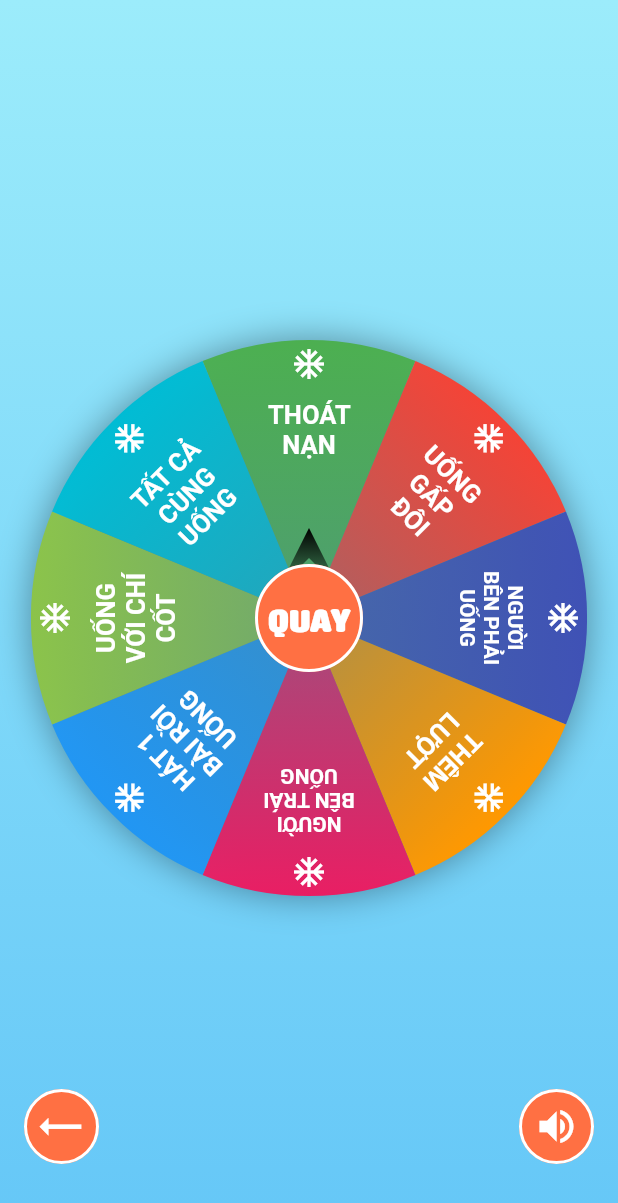
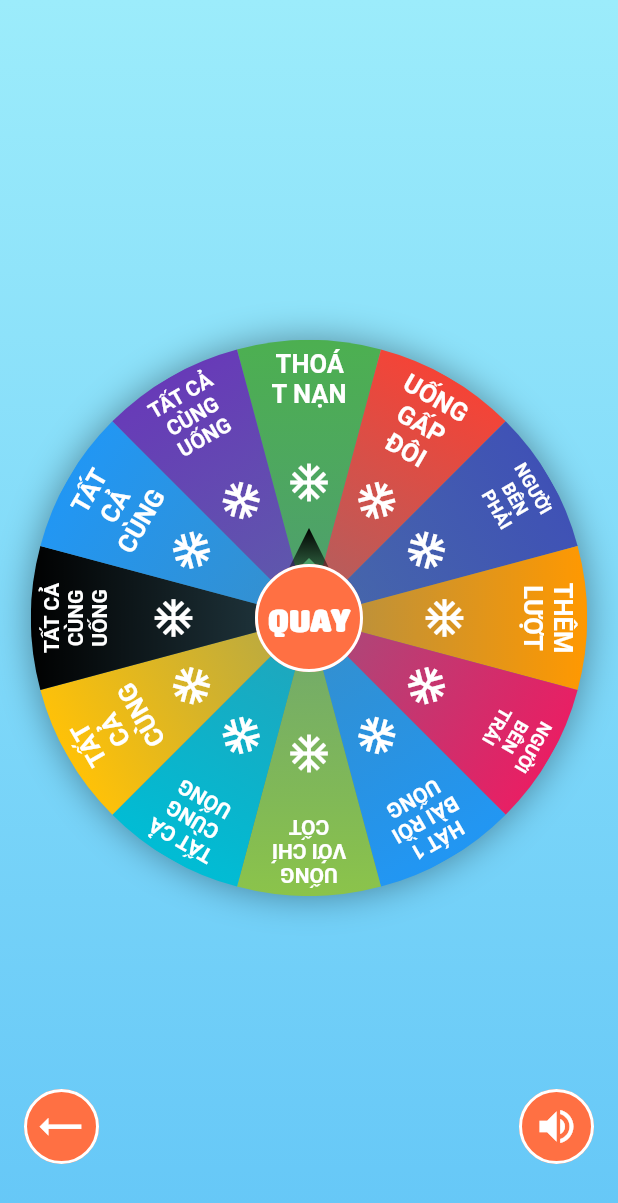
Before and after one commit to andynvt/vong_quay, a Flutter app: the screen it shows after launch, after a tap on the "play arrow" icon, on a phone screen of 412 x 824 dp. Shown: the top 1203 px of the screen. Run offline on Flutter 3.47's test engine with Material 2 defaults, Android fonts, the phone set to English and light mode, and no system bars; drawn by our look-alikes of auto_size_text; our stand-ins replace carousel_slider, flare_flutter, shared_preferences, skeleton_text; missing offline and left inert: flutter_material_color_picker; Roboto replaces fonts that are missing (UTMSwissCondensed).

Commit message:
update flex wheel

```diff
--- a/lib/config/config.dart
+++ b/lib/config/config.dart
@@ -1 +1,2 @@
 export './wheel_item_config.dart';
+export './wheel_type_enum.dart';
--- a/lib/config/wheel_item_config.dart
+++ b/lib/config/wheel_item_config.dart
@@ -13,6 +13,10 @@ class WheelItemConfig {
     ItemInfo(name: "Hát 1 bài rồi uống", color: Colors.blue, image: ""),
     ItemInfo(name: "Uống với chí cốt", color: Colors.lightGreen, image: ""),
     ItemInfo(name: "Tất cả cùng uống", color: Colors.cyan, image: ""),
+    ItemInfo(name: "Tất cả cùng ", color: Colors.amber, image: ""),
+    ItemInfo(name: "Tất cả cùng uống", color: Colors.black, image: ""),
+    ItemInfo(name: "Tất cả cùng ", color: Colors.blue, image: ""),
+    ItemInfo(name: "Tất cả cùng uống", color: Colors.deepPurple, image: ""),
   ];
 
   static final List<ItemInfo> satPhatList = [
--- /dev/null
+++ b/lib/config/wheel_type_enum.dart
@@ -0,0 +1,7 @@
+enum WheelTypeEnum {
+  GIAI_TRI,
+  SAT_PHAT,
+  SU_THAT,
+  TU_NHAP_MUC_PHAT,
+  NGUOI_DUOC_CHON,
+}
--- a/lib/model/wheel_info.dart
+++ b/lib/model/wheel_info.dart
@@ -1,6 +1,9 @@
+import 'package:vong_quay/model/item_info.dart';
+
 class WheelInfo {
   final int id;
   final String name;
+  final List<ItemInfo> items = [];
 
-  WheelInfo({this.id, this.name});
+  WheelInfo({this.id, this.name}) {}
 }
--- a/lib/module/app/app_view.dart
+++ b/lib/module/app/app_view.dart
@@ -5,6 +5,27 @@ class VongQuayApp extends StatelessWidget {
   @override
   Widget build(BuildContext context) {
     return MaterialApp(
+      theme: ThemeData(
+        cursorColor: Colors.white,
+        inputDecorationTheme: InputDecorationTheme(
+          helperStyle: const TextStyle(
+            color: Colors.white,
+            fontSize: 12,
+          ),
+          enabledBorder: OutlineInputBorder(
+            borderRadius: BorderRadius.circular(100),
+            borderSide: BorderSide(color: Colors.white),
+          ),
+          focusedBorder: OutlineInputBorder(
+            borderRadius: BorderRadius.circular(100),
+            borderSide: BorderSide(color: Colors.white),
+          ),
+          labelStyle: const TextStyle(
+            color: Colors.white,
+            fontSize: 18,
+          ),
+        ),
+      ),
       home: HomeView(),
     );
   }
--- a/lib/module/home/home_view.dart
+++ b/lib/module/home/home_view.dart
@@ -3,6 +3,7 @@ import 'package:flutter/material.dart';
 import 'package:vong_quay/config/config.dart';
 import 'package:vong_quay/model/model.dart';
 import 'package:vong_quay/module/module.dart';
+import 'package:vong_quay/service/cache/cache_service.dart';
 import 'package:vong_quay/widget/widget.dart';
 
 class HomeView extends StatefulWidget {
@@ -19,17 +20,27 @@ class _HomeViewState extends State<HomeView> {
   void _playClick() {
     switch (_index) {
       case 0:
-        Navigator.of(context).push(
-          createPage(NormalWheel(items: WheelItemConfig.giaiTriList)),
-        );
+        Navigator.of(context).push(createPage(NormalWheel(items: WheelItemConfig.giaiTriList))).then((value) {
+          setState(() {
+            _isMute = CacheService.shared().getBool('isMute');
+          });
+        });
         break;
       case 1:
-        Navigator.of(context).push(
-          createPage(NormalWheel(items: WheelItemConfig.satPhatList)),
-        );
+        Navigator.of(context).push(createPage(NormalWheel(items: WheelItemConfig.satPhatList))).then((value) {
+          setState(() {
+            _isMute = CacheService.shared().getBool('isMute');
+          });
+        });
         break;
       case 2:
       case 3:
+        Navigator.of(context).push(createPage(FlexibleWheelConfig())).then((value) {
+          setState(() {
+            _isMute = CacheService.shared().getBool('isMute');
+          });
+        });
+        break;
       case 4:
         break;
       default:
@@ -38,6 +49,7 @@ class _HomeViewState extends State<HomeView> {
   }
 
   void _soundClick() {
+    CacheService.shared().setBool('isMute', !_isMute);
     setState(() {
       _isMute = !_isMute;
     });
@@ -53,6 +65,7 @@ class _HomeViewState extends State<HomeView> {
       WheelInfo(id: 3, name: 'Tự nhập mức phạt'),
       WheelInfo(id: 4, name: 'Người được chọn'),
     ]);
+    _isMute = CacheService.shared().getBool('isMute');
     super.initState();
   }
 
@@ -78,7 +91,7 @@ class _HomeViewState extends State<HomeView> {
               fontFamily: 'SFURhythmRegular',
               textAlign: TextAlign.center,
               color: Colors.deepOrange,
-              fontSize: 40,
+              fontSize: 35,
               fontWeight: FontWeight.bold,
               strokeColor: Colors.white,
               strokeWidth: 0.8,
@@ -91,13 +104,13 @@ class _HomeViewState extends State<HomeView> {
                 fontFamily: 'SFURhythmRegular',
                 textAlign: TextAlign.center,
                 color: Colors.white,
-                fontSize: 33,
+                fontSize: 30,
                 fontWeight: FontWeight.bold,
                 strokeColor: Colors.black,
                 strokeWidth: 0.3,
               ),
             ),
-            SizedBox(height: 16),
+            SizedBox(height: 8),
             Container(
               height: 250,
               alignment: Alignment.center,
@@ -137,7 +150,7 @@ class _HomeViewState extends State<HomeView> {
                         },
                         padding: const EdgeInsets.all(0),
                         shape: RoundedRectangleBorder(
-                          borderRadius: BorderRadius.circular(15),
+                          borderRadius: BorderRadius.circular(100),
                           side: BorderSide(color: Colors.white, width: 2),
                         ),
                         color: Colors.deepOrange[400],
@@ -164,7 +177,7 @@ class _HomeViewState extends State<HomeView> {
                         },
                         padding: const EdgeInsets.all(0),
                         shape: RoundedRectangleBorder(
-                          borderRadius: BorderRadius.circular(15),
+                          borderRadius: BorderRadius.circular(100),
                           side: BorderSide(color: Colors.white, width: 2),
                         ),
                         color: Colors.deepOrange[400],
@@ -179,7 +192,23 @@ class _HomeViewState extends State<HomeView> {
                 ],
               ),
             ),
-            SizedBox(height: 24),
+            SizedBox(height: 4),
+            Row(
+              mainAxisAlignment: MainAxisAlignment.center,
+              children: _wheels.map((url) {
+                int index = _wheels.indexOf(url);
+                return Container(
+                  width: 8.0,
+                  height: 8.0,
+                  margin: EdgeInsets.symmetric(vertical: 10.0, horizontal: 2.0),
+                  decoration: BoxDecoration(
+                    shape: BoxShape.circle,
+                    color: _index == index ? Color.fromRGBO(0, 0, 0, 0.9) : Color.fromRGBO(0, 0, 0, 0.4),
+                  ),
+                );
+              }).toList(),
+            ),
+            SizedBox(height: 16),
             SizedBox(
               width: 90,
               height: 90,
--- a/lib/module/module.dart
+++ b/lib/module/module.dart
@@ -1,3 +1,5 @@
 export './app/app_view.dart';
 export './home/home_view.dart';
 export './normal_wheel/normal_wheel.dart';
+export './flexible_wheel/flexible_wheel.dart';
+export './flexible_wheel/flexible_wheel_config.dart';
--- a/lib/module/normal_wheel/normal_wheel.dart
+++ b/lib/module/normal_wheel/normal_wheel.dart
@@ -3,19 +3,19 @@ import 'dart:math';
 import 'package:flare_flutter/flare_actor.dart';
 import 'package:flutter/material.dart';
 import 'package:skeleton_text/skeleton_text.dart';
+import 'package:vong_quay/config/config.dart';
 import 'package:vong_quay/model/item_info.dart';
+import 'package:vong_quay/service/service.dart';
 import 'package:vong_quay/widget/widget.dart';
-
-enum NormalWeelType { GIAI_TRI, SAT_PHAT }
 
 class NormalWheel extends StatefulWidget {
   final List<ItemInfo> items;
-  final NormalWeelType type;
+  final WheelTypeEnum type;
 
   const NormalWheel({
     Key key,
     this.items,
-    this.type = NormalWeelType.GIAI_TRI,
+    this.type = WheelTypeEnum.GIAI_TRI,
   }) : super(key: key);
   @override
   _NormalWheelState createState() => _NormalWheelState();
@@ -45,6 +45,7 @@ class _NormalWheelState extends State<NormalWheel> with SingleTickerProviderStat
   }
 
   void _soundClick() {
+    CacheService.shared().setBool('isMute', !_isMute);
     setState(() {
       _isMute = !_isMute;
     });
@@ -52,10 +53,12 @@ class _NormalWheelState extends State<NormalWheel> with SingleTickerProviderStat
 
   @override
   void initState() {
-    super.initState();
     var _duration = Duration(milliseconds: 5000);
     _ctrl = AnimationController(vsync: this, duration: _duration);
     _ani = CurvedAnimation(parent: _ctrl, curve: Curves.fastLinearToSlowEaseIn);
+    _isMute = CacheService.shared().getBool('isMute');
+    super.initState();
+
     _ani.addStatusListener((status) {
       if (status == AnimationStatus.completed) {
         setState(() {
--- a/lib/widget/board_view.dart
+++ b/lib/widget/board_view.dart
@@ -87,8 +87,9 @@ class _BoardViewState extends State<BoardView> {
     );
   }
 
-  _buildImage(ItemInfo luck) {
-    var _rotate = _rotote(widget.items.indexOf(luck));
+  _buildImage(ItemInfo item) {
+    var _rotate = _rotote(widget.items.indexOf(item));
+    var _angle = 2 * pi / widget.items.length;
     return Transform.rotate(
       angle: _rotate,
       child: Container(
@@ -98,19 +99,18 @@ class _BoardViewState extends State<BoardView> {
         child: ConstrainedBox(
           constraints: BoxConstraints.expand(
             height: size.height / 3,
-            width: 65,
+            width: 50,
           ),
           child: Column(
             children: <Widget>[
               // Image.asset(luck.asset, width: 40,),
-              SizedBox(height: 4),
-              Icon(Icons.ac_unit, color: Colors.white),
-              SizedBox(height: 12),
+              SizedBox(height: 6),
               Container(
                 width: double.infinity,
+                // color: Colors.red,
                 height: 70,
                 child: AutoSizeText(
-                  luck.name.toUpperCase(),
+                  item.name.toUpperCase(),
                   maxLines: 3,
                   textAlign: TextAlign.center,
                   style: TextStyle(
@@ -120,6 +120,12 @@ class _BoardViewState extends State<BoardView> {
                     fontWeight: FontWeight.bold,
                   ),
                 ),
+              ),
+              SizedBox(height: 4),
+              Icon(
+                Icons.ac_unit,
+                color: Colors.white,
+                size: 30,
               ),
             ],
           ),
--- a/pubspec.yaml
+++ b/pubspec.yaml
@@ -16,6 +16,8 @@ dependencies:
   shared_preferences: ^0.5.7+3
   flare_flutter: ^2.0.5
   skeleton_text: any
+  flutter_material_color_picker: ^1.0.5
+
 
 dev_dependencies:
   flutter_test:
```
Also changed, not shown: lib/module/flexible_wheel/flexible_wheel.dart (added, +19 -0 lines), lib/module/flexible_wheel/flexible_wheel_config.dart (added, +285 -0 lines).
